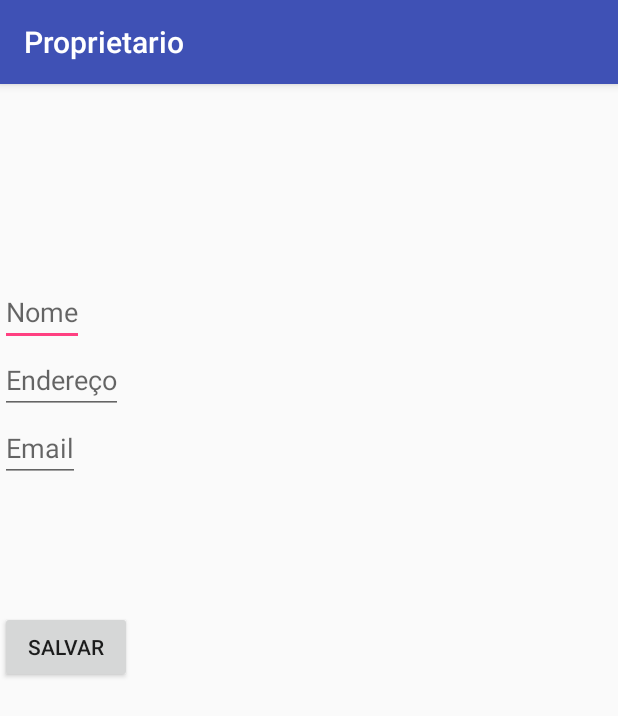
After one commit to caio-medina/Trabalho, an Android app: the ProprietarioDetalhe screen opened directly, with no data from a screen before it, on a phone screen of 412 x 824 dp. The commit adds this screen. Shown: the top 716 px of the screen. Run offline under Robolectric (Android 15) with nearby library versions, the phone set to English and light mode, and no system bars; libraries missing offline, so code that uses them is left out: io.realm; 2 statements that could not run were skipped.

Commit message:
Criando Proprietario Detalhe

```diff
--- a/app/src/main/AndroidManifest.xml
+++ b/app/src/main/AndroidManifest.xml
@@ -3,9 +3,9 @@
     package="a2017_1.pooa.iff.br.proprietario">
 
     <application
+        android:name=".persistence.BDConfig"
         android:allowBackup="true"
         android:icon="@mipmap/ic_launcher"
-        android:name=".persistence.BDConfig"
         android:label="@string/app_name"
         android:supportsRtl="true"
         android:theme="@style/AppTheme">
@@ -16,8 +16,8 @@
                 <category android:name="android.intent.category.LAUNCHER" />
             </intent-filter>
         </activity>
-
+        <activity android:name=".activity.ProprietarioActivity" />
+        <activity android:name=".activity.ProprietarioDetalhe"></activity>
     </application>
 
-
 </manifest>
--- a/app/src/main/java/a2017_1/pooa/iff/br/proprietario/activity/MainActivity.java
+++ b/app/src/main/java/a2017_1/pooa/iff/br/proprietario/activity/MainActivity.java
@@ -16,7 +16,7 @@ public class MainActivity extends AppCompatActivity {
     protected void onCreate(Bundle savedInstanceState) {
         super.onCreate(savedInstanceState);
         setContentView(R.layout.activity_main);
-        Button livroBT = (Button) findViewById(R.id.bt_proprietarios);
+        Button livroBT = (Button) findViewById(R.id.bt_proprietario);
 
         livroBT.setOnClickListener(new View.OnClickListener() {
             @Override
--- /dev/null
+++ b/app/src/main/java/a2017_1/pooa/iff/br/proprietario/activity/ProprietarioDetalhe.java
@@ -0,0 +1,136 @@
+package a2017_1.pooa.iff.br.proprietario.activity;
+
+import android.content.Intent;
+import android.os.Bundle;
+import android.support.v7.app.AppCompatActivity;
+import android.view.View;
+import android.widget.Button;
+import android.widget.EditText;
+import android.widget.Toast;
+
+import io.realm.Realm;
+import a2017_1.pooa.iff.br.proprietario.R;
+import a2017_1.pooa.iff.br.proprietario.model.Proprietario;
+
+public class ProprietarioDetalhe extends AppCompatActivity {
+
+    EditText nome, endereco, email;
+    Button btsalvar,btalterar, btdeletar;
+    int id;
+    Proprietario proprietario;
+    private Realm realm;
+
+    @Override
+    protected void onCreate(Bundle savedInstanceState) {
+        super.onCreate(savedInstanceState);
+        setContentView(R.layout.proprietario_detalhe);
+
+        nome = (EditText) findViewById(R.id.ed_nome_proprietario);
+        endereco = (EditText) findViewById(R.id.ed_endereco_proprietario);
+        email = (EditText) findViewById(R.id.ed_email_proprietario);
+
+        btsalvar = (Button) findViewById(R.id.bt_salvar_proprietario);
+        btalterar = (Button) findViewById(R.id.bt_alterar_proprietario);
+        btdeletar = (Button) findViewById(R.id.bt_deletar_proprietario);
+
+        Intent intent    = getIntent();
+        id = (int) intent.getSerializableExtra("id");
+        realm = Realm.getDefaultInstance();
+
+
+        if (id !=0) {
+            btsalvar.setEnabled(false);
+            btsalvar.setClickable(false);
+            btsalvar.setVisibility(View.INVISIBLE);
+            proprietario = realm.where(Proprietario.class).equalTo("id",id).findFirst();
+
+            nome.setText(proprietario.getNome());
+            endereco.setText(proprietario.getEndereco());
+            email.setText(proprietario.getEmail());
+
+        }else{
+            btalterar.setEnabled(false);
+            btalterar.setClickable(false);
+            btalterar.setVisibility(View.INVISIBLE);
+            btdeletar.setEnabled(false);
+            btdeletar.setClickable(false);
+            btdeletar.setVisibility(View.INVISIBLE);
+
+        }
+
+
+
+        btsalvar.setOnClickListener( new View.OnClickListener(){
+
+            @Override
+            public void onClick(View view) {
+                salvar();
+            }
+        });
+        btalterar.setOnClickListener( new View.OnClickListener(){
+
+            @Override
+            public void onClick(View view) {
+                alterar();
+            }
+        });
+        btdeletar.setOnClickListener(new View.OnClickListener(){
+            @Override
+            public void onClick(View view) {
+                deletar();
+            }
+        });
+
+
+    }
+
+    public void deletar(){
+        realm.beginTransaction();
+        proprietario.deleteFromRealm();
+        realm.commitTransaction();
+        realm.close();
+
+        Toast.makeText(this,"Livro deletado",Toast.LENGTH_LONG).show();
+        this.finish();
+
+    }
+
+    public void salvar() {
+
+
+        int proximoID = 1;
+        if(realm.where(Proprietario.class).max("id") !=null)
+            proximoID = realm.where(Proprietario.class).max("id").intValue()+1;
+
+        realm.beginTransaction();
+        Proprietario proprietario = new Proprietario();
+        proprietario.setId(proximoID);
+        proprietario.setNome(nome.getText().toString());
+        proprietario.setEndereco(endereco.getText().toString());
+        proprietario.setEmail(email.getText().toString());
+
+        realm.copyToRealm(proprietario);
+        realm.commitTransaction();
+        realm.close();
+
+        Toast.makeText(this,"Livro Cadastrado",Toast.LENGTH_LONG).show();
+        this.finish();
+
+    }
+    public void alterar() {
+
+        realm.beginTransaction();
+
+        proprietario.setNome(nome.getText().toString());
+        proprietario.setEndereco(endereco.getText().toString());
+        proprietario.setEmail(email.getText().toString());
+
+        realm.copyToRealm(proprietario);
+        realm.commitTransaction();
+        realm.close();
+
+        Toast.makeText(this,"Proprietario Alterado",Toast.LENGTH_LONG).show();
+        this.finish();
+
+    }
+}
--- a/app/src/main/java/a2017_1/pooa/iff/br/proprietario/model/Proprietario.java
+++ b/app/src/main/java/a2017_1/pooa/iff/br/proprietario/model/Proprietario.java
@@ -26,7 +26,7 @@ public class Proprietario extends RealmObject implements Serializable {
     private String latitude;
     private String longitude;
 
-    public Proprietario(int i, String concat, String s, String concat1) {
+    public Proprietario() {
     }
 
     public Proprietario(int id, String nome, String endereco, String bairro, String cidade, String cnh, String telefone, String email, String latitude, String longitude) {
--- a/app/src/main/res/layout/activity_proprietario.xml
+++ b/app/src/main/res/layout/activity_proprietario.xml
@@ -4,8 +4,7 @@
     xmlns:tools="http://schemas.android.com/tools"
     android:layout_width="match_parent"
     android:layout_height="match_parent"
-    android:fitsSystemWindows="true"
-    tools:context=".model.Proprietario">
+    tools:context="a2017_1.pooa.iff.br.proprietario.activity.ProprietarioActivity">
 
     <android.support.design.widget.AppBarLayout
         android:layout_width="match_parent"
@@ -28,7 +27,6 @@
         android:layout_width="wrap_content"
         android:layout_height="wrap_content"
         android:layout_gravity="bottom|end"
-        android:layout_margin="@dimen/fab_margin"
-        android:src="@android:drawable/ic_dialog_email" />
+        android:layout_margin="@dimen/fab_margin" />
 
 </android.support.design.widget.CoordinatorLayout>
--- a/app/src/main/res/layout/item_proprietario.xml
+++ b/app/src/main/res/layout/item_proprietario.xml
@@ -15,7 +15,7 @@
             android:id="@+id/nome"
             android:layout_width="match_parent"
             android:layout_height="wrap_content"
-            android:text="NomeProprietario"
+            android:text="Nome"
             android:textSize="25sp" />
 
         <TextView
--- /dev/null
+++ b/app/src/main/res/layout/proprietario_detalhe.xml
@@ -0,0 +1,56 @@
+<?xml version="1.0" encoding="utf-8"?>
+<RelativeLayout xmlns:android="http://schemas.android.com/apk/res/android"
+    android:orientation="vertical" android:layout_width="match_parent"
+    android:layout_height="match_parent">
+
+
+    <EditText
+        android:layout_width="wrap_content"
+        android:layout_height="wrap_content"
+        android:id="@+id/ed_nome_proprietario"
+        android:layout_alignParentTop="true"
+        android:layout_alignParentStart="true"
+        android:layout_marginTop="129dp"
+        android:hint="Nome" />
+
+    <EditText
+        android:layout_width="wrap_content"
+        android:layout_height="wrap_content"
+        android:id="@+id/ed_endereco_proprietario"
+        android:layout_below="@+id/ed_nome_proprietario"
+        android:layout_alignParentStart="true"
+        android:hint="Endereço" />
+
+    <EditText
+        android:layout_width="wrap_content"
+        android:layout_height="wrap_content"
+        android:id="@+id/ed_email_proprietario"
+        android:layout_below="@+id/ed_endereco_proprietario"
+        android:layout_alignParentStart="true"
+        android:hint="Email" />
+
+    <Button
+        android:layout_width="wrap_content"
+        android:layout_height="wrap_content"
+        android:text="Salvar"
+        android:id="@+id/bt_salvar_proprietario"
+        android:layout_below="@+id/ed_email_proprietario"
+        android:layout_alignParentStart="true"
+        android:layout_marginTop="86dp" />
+
+    <Button
+        android:layout_width="wrap_content"
+        android:layout_height="wrap_content"
+        android:text="Alterar"
+        android:id="@+id/bt_alterar_proprietario"
+        android:layout_alignTop="@+id/bt_salvar_proprietario"
+        android:layout_centerHorizontal="true" />
+
+    <Button
+        android:layout_width="wrap_content"
+        android:layout_height="wrap_content"
+        android:text="Excluir"
+        android:id="@+id/bt_deletar_proprietario"
+        android:layout_alignTop="@+id/bt_alterar_proprietario"
+        android:layout_alignParentEnd="true" />
+</RelativeLayout>
--- a/app/src/main/res/values/strings.xml
+++ b/app/src/main/res/values/strings.xml
@@ -1,4 +1,5 @@
 <resources>
     <string name="app_name">Proprietario</string>
     <string name="title_activity_proprietario">Proprietario</string>
+    <string name="title_activity_proprietario_detalhe">ProprietarioDetalhe</string>
 </resources>
```
Also changed, not shown: app/src/main/java/a2017_1/pooa/iff/br/proprietario/activity/ProprietarioActivity.java (+10 -3 lines), app/src/main/res/layout/content_proprietario.xml (+3 -10 lines).
